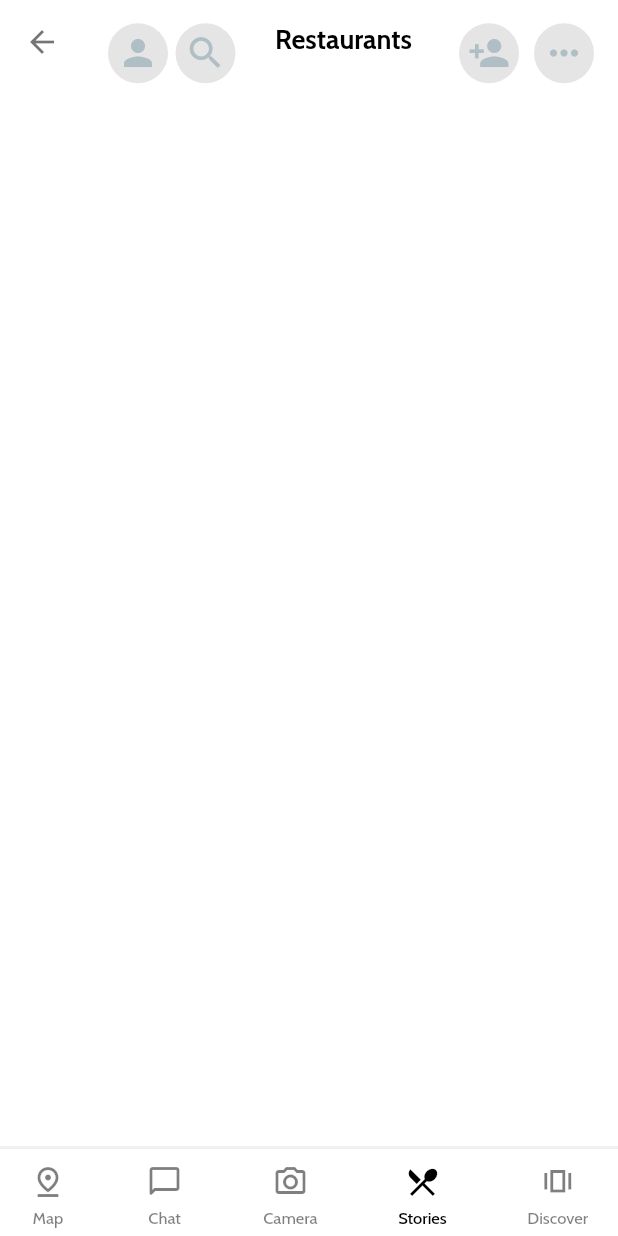
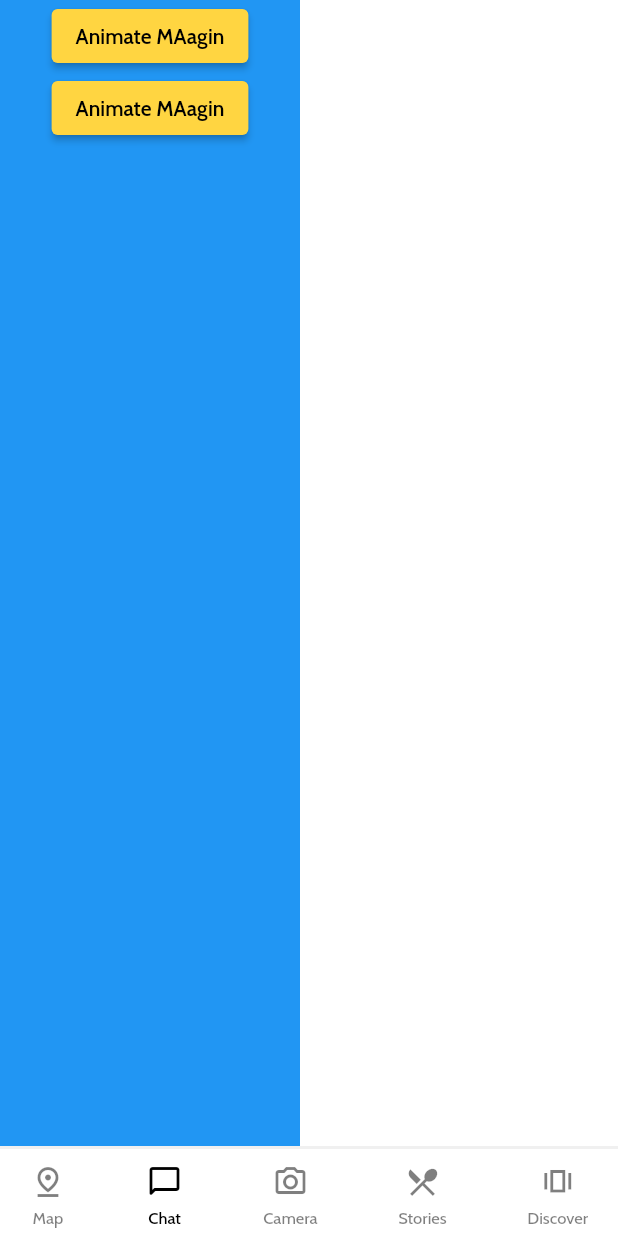
Before and after one commit to nipunh/FreeMeals, a Flutter app: the RootApp screen opened directly, on a phone screen of 412 x 824 dp. Run offline on Flutter 3.47's test engine with Material 2 defaults, Android fonts, the phone set to English and light mode, and no system bars; our stand-ins replace cached_network_image, cloud_firestore, connectivity, data_connection_checker, firebase_auth, firebase_core and 7 more; missing offline and left inert: encrypt, international_phone_input, launch_review, pointycastle, qr_code_scanner; accounts and stored records are empty; statements that could not run were skipped; key blocks and very long unbroken strings in the code were emptied for the run.

```diff
--- a/lib/config/stories_data.dart
+++ b/lib/config/stories_data.dart
@@ -1,6 +1,7 @@
 
 // ignore_for_file: missing_required_param
 
+import 'package:freemeals/enums/stories_mediaType.dart';
 import 'package:freemeals/models/story_model.dart';
 import 'package:freemeals/models/user_model.dart';
 
--- a/lib/models/story_model.dart
+++ b/lib/models/story_model.dart
@@ -1,6 +1,3 @@
-
-import 'dart:html';
-
 import 'package:cloud_firestore/cloud_firestore.dart';
 import 'package:flutter/cupertino.dart';
 import 'package:freemeals/enums/stories_mediaType.dart';
@@ -13,7 +10,7 @@ class Story {
    String cafeId;
    int views;
    DateTime uploadedAt;
-   Geolocation location;
+   String location;
    String url;
 
    Story({
--- /dev/null
+++ b/lib/screen/AnimationScreen.dart
@@ -0,0 +1,46 @@
+import 'package:flutter/material.dart';
+
+class AnimationScreen extends StatefulWidget {
+  // const AnimationScreen({ Key? key }) : super(key: key);
+
+  @override
+  _AnimationScreenState createState() => _AnimationScreenState();
+}
+
+class _AnimationScreenState extends State<AnimationScreen> {
+
+    double _opacity = 1;
+    double _margin = 0;
+    double _width = 200;
+    Color _color = Colors.blue;
+
+
+  @override
+  Widget build(BuildContext context) {
+    return Scaffold(
+      body: AnimatedContainer(
+        duration: Duration(seconds: 1),
+        color: _color,
+        margin: EdgeInsets.all(_margin),
+        width: _width,
+        child:
+          Column(
+            crossAxisAlignment : CrossAxisAlignment.center,
+            children: <Widget>[
+              ElevatedButton(
+                child : Text('Animate MAagin'),
+                onPressed: () => setState((){
+                  _margin= 50;
+                }),
+              ),
+              ElevatedButton(
+                child : Text('Animate MAagin'),
+                onPressed: () => setState((){
+                  _margin= 0;
+                }),
+              )
+        ],),
+      ),
+    );
+  }
+}
--- a/lib/screen/Cafeteria/cateteria_selecttion_screen.dart
+++ b/lib/screen/Cafeteria/cateteria_selecttion_screen.dart
@@ -216,6 +216,7 @@ class _CafeteriaSelectionScreenState extends State<CafeteriaSelectionScreen> {
                                     ),
                                     child: GestureDetector(
                                       onTap: () {
+
                                         Navigator.push(context, MaterialPageRoute(builder: (context) => StoryScreen()));
                                       },
                                       child: CircleAvatar(
--- a/lib/screen/root_app.dart
+++ b/lib/screen/root_app.dart
@@ -1,5 +1,8 @@
 import 'package:flutter/material.dart';
+import 'package:freemeals/screen/AnimationScreen.dart';
 import 'package:freemeals/screen/Cafeteria/cateteria_selecttion_screen.dart';
+import 'package:freemeals/screen/ManagerScreens/MAnagerHomeScreen.dart';
+import 'package:freemeals/screen/WaiterScreens/WaiterHomeScreen.dart';
 import 'package:freemeals/screen/discover_page.dart';
 import 'package:freemeals/screen/stories_page.dart';
 import 'package:freemeals/screen/story_screen.dart';
@@ -10,15 +13,25 @@ class RootApp extends StatefulWidget {
 }
 
 class _RootAppState extends State<RootApp> {
-  int pageIndex = 3;
+  int pageIndex = 1;
 
-    List<Widget> pages = [
+    List<Widget> userPages = [
       CafeteriaSelectionScreen(),
-      CafeteriaSelectionScreen(),
+      AnimationScreen(),
       CafeteriaSelectionScreen(),
       StoriesPage(),
       DiscoverPage(),
-  ];
+    ];
+
+    List<Widget> adminPages = [
+      ManagerHomeScreen(),
+    ];
+
+    List<Widget> waiterPages = [
+      WaiterHomeScreen(),
+    ];
+
+
 
   @override
   Widget build(BuildContext context) {
@@ -32,7 +45,7 @@ class _RootAppState extends State<RootApp> {
     // return pages.elementAt(pageIndex);
     return IndexedStack(
       index: pageIndex,
-      children: pages,
+      children: userPages,
     );
   }
 
--- a/lib/widgets/app_wide/app_wide/material_app.dart
+++ b/lib/widgets/app_wide/app_wide/material_app.dart
@@ -6,6 +6,7 @@ import 'package:freemeals/providers/cafeteria_provider.dart';
 import 'package:freemeals/screen/Cafeteria/cateteria_selecttion_screen.dart';
 import 'package:freemeals/screen/Cafeteria/freemeals_splash_screen.dart';
 import 'package:freemeals/screen/ErrorScreen/syncronized_error_screen.dart';
+import 'package:freemeals/screen/discover_page.dart';
 import 'package:freemeals/util/theme.dart';
 // import 'package:platos_client_app/handle_main.dart';
 // import 'package:platos_client_app/providers/cafeteria_provider.dart';
@@ -60,6 +61,7 @@ class MatApp extends StatelessWidget {
         // OrdersScreen.routeName: (ctx) => OrdersScreen(),
         // FavoriteScreen.routeName: (ctx) => FavoriteScreen(),
         CafeteriaSelectionScreen.routeName: (ctx) => CafeteriaSelectionScreen(),
+        DiscoverPage.routeName : (ctx) => DiscoverPage(),
         // AuthScreen.routeName: (ctx) => AuthScreen(),
         // SearchScreen.routeName: (ctx) => SearchScreen(),
         // AccountInfoScreen.routeName: (ctx) => AccountInfoScreen(),
--- a/lib/widgets/discover_page/icon_widget.dart
+++ b/lib/widgets/discover_page/icon_widget.dart
@@ -36,8 +36,7 @@
         SizedBox(
           height: 5,
         ),
-        Text("13K",
-            style: TextStyle(color: Colors.white, fontWeight: FontWeight.w600))
+        // Text("13K",style: TextStyle(color: Colors.white, fontWeight: FontWeight.w600))
       ],
     );
   }
```
Also changed, not shown: lib/models/reels_model.dart (added, +58 -0 lines), lib/screen/ManagerScreens/ManagerHomeScreen.dart (added, +16 -0 lines), lib/screen/WaiterScreens/WaiterHomeScreen.dart (added, +17 -0 lines), lib/screen/discover_page.dart (+143 -58 lines), lib/services/reel_services.dart (added, +33 -0 lines), lib/services/story_service.dart (added, +28 -0 lines), lib/widgets/cafeteria_card.dart (+29 -10 lines).
